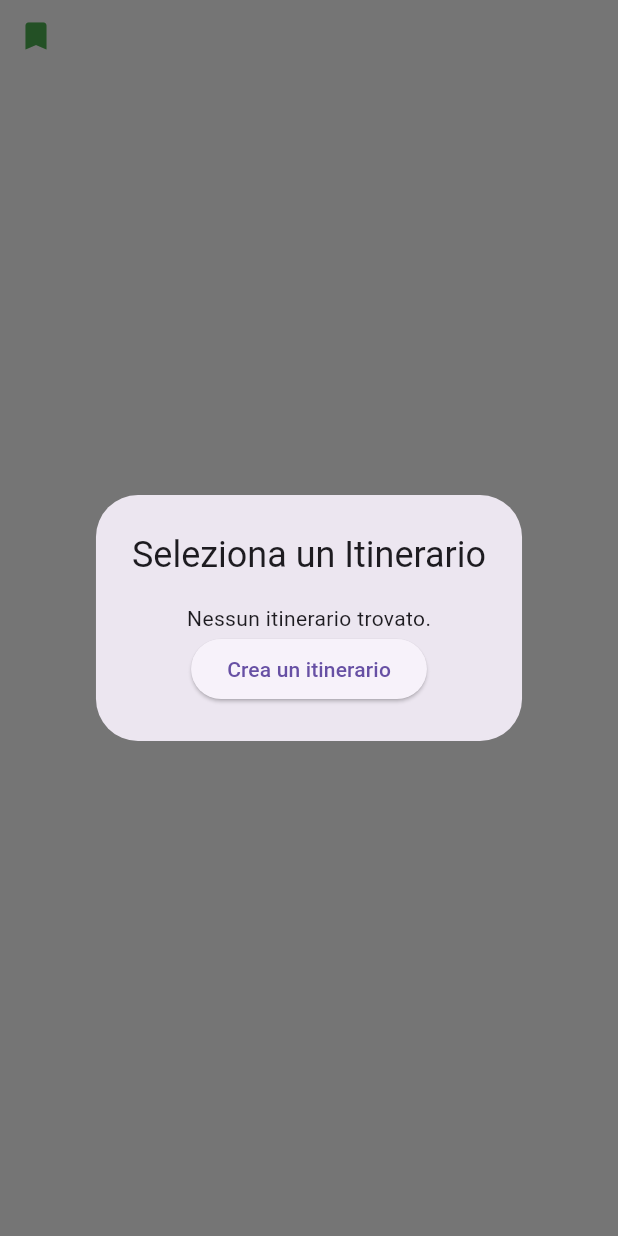
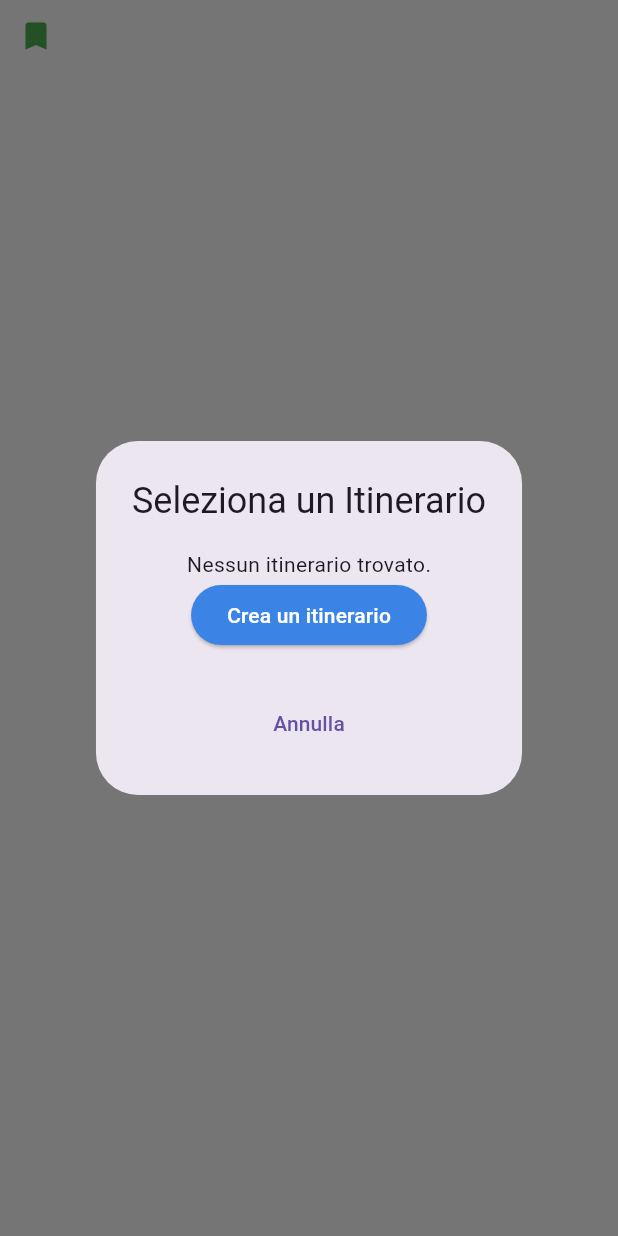
Before and after one commit to salvatorecalo/Amathia, a Flutter app: the SaveItineraryButton widget shown alone on an empty page, opened directly with empty values, after a tap on the "bookmark" icon, on a phone screen of 412 x 824 dp. Run offline on Flutter 3.47's test engine with Material 3 defaults, Android fonts, the phone set to English and light mode, and no system bars; our stand-ins replace email_validator, flutter_riverpod, shared_preferences, supabase_flutter; accounts and stored records are empty; generated files the repository leaves out were written again.

Commit message:
fix: change button bg color

```diff
--- a/lib/l10n/app_en.arb
+++ b/lib/l10n/app_en.arb
@@ -97,7 +97,7 @@
   "deleteConfirmation": "Are you sure you want to delete ",
   "delete": "Delete",
   "save": "Save",
-  "itineraries": "Itineraries",
+  "itineraries": "Your Itineraries",
   "searchItineraries": "Search itinerary...",
   "sortBy": "Sort by",
   "sortByTitle": "Title",
--- a/lib/src/screens/home_page/pages/favorite_page/favorite_page.dart
+++ b/lib/src/screens/home_page/pages/favorite_page/favorite_page.dart
@@ -56,7 +56,8 @@ class _FavoritePageState extends ConsumerState<FavoritePage> {
             return item.type == selectedCategory;
           }).toList();
 
-    return Scaffold(
+    return SafeArea(
+      child: Scaffold(
         body: Column(
           children: [
             Container(
@@ -215,6 +216,7 @@ class _FavoritePageState extends ConsumerState<FavoritePage> {
             ),
           ],
         ),
+      ),
     );
   }
 }
--- a/lib/src/screens/home_page/pages/search_page/save_itinerary_button.dart
+++ b/lib/src/screens/home_page/pages/search_page/save_itinerary_button.dart
@@ -1,3 +1,4 @@
+import 'package:amathia/src/costants/costants.dart';
 import 'package:flutter/material.dart';
 import 'package:flutter_riverpod/flutter_riverpod.dart';
 import 'package:uuid/uuid.dart';
@@ -6,8 +7,8 @@ import 'package:amathia/src/screens/home_page/pages/itinerari_page/model/itinera
 
 class SaveItineraryButton extends ConsumerWidget {
   final String userId;
-  final String itineraryId; // id itinerario corrente, non nullo
-  final Map<String, dynamic> itemData; // Dati della card da aggiungere/rimuovere
+  final String itineraryId;
+  final Map<String, dynamic> itemData;
   final String type;
 
   SaveItineraryButton({
@@ -19,59 +20,60 @@ class SaveItineraryButton extends ConsumerWidget {
 
   @override
   Widget build(BuildContext context, WidgetRef ref) {
-    // Recupera gli itinerari per il specifico userId
     final itineraries = ref.watch(itineraryNotifierProvider(userId));
-
-    // Verifica se l'elemento è già presente nell'itinerario corrente
     final isItemInItinerary = _isItemInItinerary(itineraryId, itineraries);
 
     return IconButton(
       icon: Icon(
-        isItemInItinerary ? Icons.delete : Icons.bookmark, // Icona in base alla presenza dell'elemento
+        isItemInItinerary ? Icons.delete : Icons.bookmark,
         color: isItemInItinerary ? Colors.red : Colors.green,
       ),
       onPressed: () async {
         if (isItemInItinerary) {
-          // Rimuove l'elemento dall'itinerario corrente
-          await ref.read(itineraryNotifierProvider(userId).notifier).removeItemFromItinerary(itineraryId, itemData);
+          await ref
+              .read(itineraryNotifierProvider(userId).notifier)
+              .removeItemFromItinerary(itineraryId, itemData);
           ScaffoldMessenger.of(context).showSnackBar(
             const SnackBar(content: Text("Rimosso dall'itinerario")),
           );
         } else {
-          // Prima di aggiungere l'elemento, rimuovilo da qualsiasi altro itinerario
           await _removeItemFromOtherItineraries(ref, itineraries);
-
-          // Mostra il dialogo per selezionare un itinerario e aggiungere l'elemento
           _showItinerarySelectionDialog(context, ref, itineraries);
         }
       },
     );
   }
 
-  // Verifica se l'elemento è presente nell'itinerario
   bool _isItemInItinerary(String itineraryId, List<Itinerary> itineraries) {
     final itinerary = itineraries.firstWhere(
       (itinerary) => itinerary.id == itineraryId,
-      orElse: () => Itinerary(id: '', userId: userId, title: '', locations: [], type: type),
+      orElse: () => Itinerary(
+          id: '', userId: userId, title: '', locations: [], type: type),
     );
-    return itinerary.locations.any((location) => location['id'] == itemData['id']);
+    return itinerary.locations
+        .any((location) => location['id'] == itemData['id']);
   }
 
-  // Rimuove l'elemento da tutti gli itinerari in cui è presente
-  Future<void> _removeItemFromOtherItineraries(WidgetRef ref, List<Itinerary> itineraries) async {
+  Future<void> _removeItemFromOtherItineraries(
+      WidgetRef ref, List<Itinerary> itineraries) async {
     for (var itinerary in itineraries) {
       if (itinerary.id != itineraryId) {
-        final isItemInItinerary = itinerary.locations.any((location) => location['id'] == itemData['id']);
+        final isItemInItinerary = itinerary.locations
+            .any((location) => location['id'] == itemData['id']);
         if (isItemInItinerary) {
-          await ref.read(itineraryNotifierProvider(userId).notifier).removeItemFromItinerary(itinerary.id, itemData);
+          await ref
+              .read(itineraryNotifierProvider(userId).notifier)
+              .removeItemFromItinerary(itinerary.id, itemData);
         }
       }
     }
   }
 
-  // Mostra il dialogo per selezionare un itinerario
   void _showItinerarySelectionDialog(
       BuildContext context, WidgetRef ref, List<Itinerary> itineraries) {
+    final theme = Theme.of(context);
+    final primaryColor = theme.colorScheme.primary;
+
     showDialog(
       context: context,
       builder: (context) {
@@ -84,6 +86,10 @@ class SaveItineraryButton extends ConsumerWidget {
                     const Text("Nessun itinerario trovato."),
                     ElevatedButton(
                       onPressed: () => createItinerary(context, ref),
+                      style: ElevatedButton.styleFrom(
+                        foregroundColor: Colors.white,
+                        backgroundColor: blue, // Sfondo blu
+                      ),
                       child: const Text("Crea un itinerario"),
                     ),
                   ],
@@ -98,28 +104,44 @@ class SaveItineraryButton extends ConsumerWidget {
                       return ListTile(
                         title: Text(itinerary.title),
                         onTap: () async {
-                          // Aggiungi l'elemento all'itinerario selezionato
                           await ref
                               .read(itineraryNotifierProvider(userId).notifier)
                               .addItemToItinerary(itinerary.id, itemData);
                           Navigator.pop(context);
                           ScaffoldMessenger.of(context).showSnackBar(
-                            SnackBar(content: Text("Aggiunto a ${itinerary.title}")),
+                            SnackBar(
+                                content: Text("Aggiunto a ${itinerary.title}")),
                           );
                         },
                       );
                     },
                   ),
                 ),
+          actions: [
+            Column(
+              crossAxisAlignment: CrossAxisAlignment.stretch,
+              children: [
+                TextButton(
+                  onPressed: () => Navigator.pop(context),
+                  style: TextButton.styleFrom(
+                    foregroundColor: primaryColor, // Testo blu
+                  ),
+                  child: const Text('Annulla'),
+                ),
+              ],
+            ),
+          ],
         );
       },
     );
   }
 
-  // Crea un nuovo itinerario
   void createItinerary(BuildContext context, WidgetRef ref) {
     final TextEditingController titleController = TextEditingController();
     final uuid = Uuid();
+
+    final theme = Theme.of(context);
+    final primaryColor = theme.colorScheme.primary;
 
     showDialog(
       context: context,
@@ -131,32 +153,41 @@ class SaveItineraryButton extends ConsumerWidget {
             decoration: const InputDecoration(hintText: 'Inserisci il titolo'),
           ),
           actions: [
+            Column(
+              crossAxisAlignment: CrossAxisAlignment.stretch,
+              children: [
                 ElevatedButton(
                   onPressed: () {
                     final newItinerary = Itinerary(
                       type: type,
                       id: uuid.v4(),
-                  userId: userId, // Può essere dinamico
+                      userId: userId,
                       title: titleController.text,
                       locations: [],
                     );
 
-                // Aggiunge il nuovo itinerario
                     ref
                         .read(itineraryNotifierProvider(userId).notifier)
                         .addItinerary(newItinerary);
 
-                // Chiudi il dialogo di creazione
                     Navigator.pop(context);
-
-                // Riapri il dialogo per selezionare un itinerario, includendo il nuovo
-                _showItinerarySelectionDialog(context, ref, ref.read(itineraryNotifierProvider(userId)));
+                    _showItinerarySelectionDialog(context, ref,
+                        ref.read(itineraryNotifierProvider(userId)));
                   },
+                  style: ElevatedButton.styleFrom(
+                    foregroundColor: Colors.white,
+                    backgroundColor: blue, // Sfondo blu
+                  ),
                   child: const Text('Crea'),
                 ),
                 TextButton(
                   onPressed: () => Navigator.pop(context),
+                  style: TextButton.styleFrom(
+                    foregroundColor: primaryColor, // Testo blu
+                  ),
                   child: const Text('Annulla'),
+                ),
+              ],
             ),
           ],
         );
--- a/lib/src/screens/home_page/pages/search_page/search_Page.dart
+++ b/lib/src/screens/home_page/pages/search_page/search_Page.dart
@@ -225,7 +225,8 @@ class _SearchPageState extends ConsumerState<SearchPage> {
   Widget build(BuildContext context) {
     final localizations = AppLocalizations.of(context);
     final isDark = ref.watch(darkThemeProvider);
-    return Scaffold(
+    return SafeArea(
+      child: Scaffold(
         body: CustomScrollView(
           slivers: [
             SliverPadding(
@@ -323,6 +324,7 @@ class _SearchPageState extends ConsumerState<SearchPage> {
             )
           ],
         ),
+      ),
     );
   }
 }
--- a/lib/src/screens/login_page/login_page.dart
+++ b/lib/src/screens/login_page/login_page.dart
@@ -108,6 +108,7 @@ class _LoginPageState extends State<LoginPage> {
     final localizations = AppLocalizations.of(context);
 
     return Material(
+      child: SafeArea(
         child: Scaffold(
           body: Form(
             key: _formKey,
@@ -349,6 +350,7 @@ class _LoginPageState extends State<LoginPage> {
             ),
           ),
         ),
+      ),
     );
   }
 }
--- a/lib/src/screens/register_page/register_page.dart
+++ b/lib/src/screens/register_page/register_page.dart
@@ -100,6 +100,7 @@ class _RegisterPageState extends State<RegisterPage> {
 
 
     return Material(
+      child: SafeArea(
         child: Form(
           key: _formKey,
           child: Stack(
@@ -371,6 +372,7 @@ class _RegisterPageState extends State<RegisterPage> {
             ],
           ),
         ),
+      ),
     );
   }
 }
```
Also changed, not shown: lib/src/screens/home_page/pages/itinerari_page/itinerari_page.dart (+21 -4 lines). Lines whose indentation alone changed are shown as unchanged.
